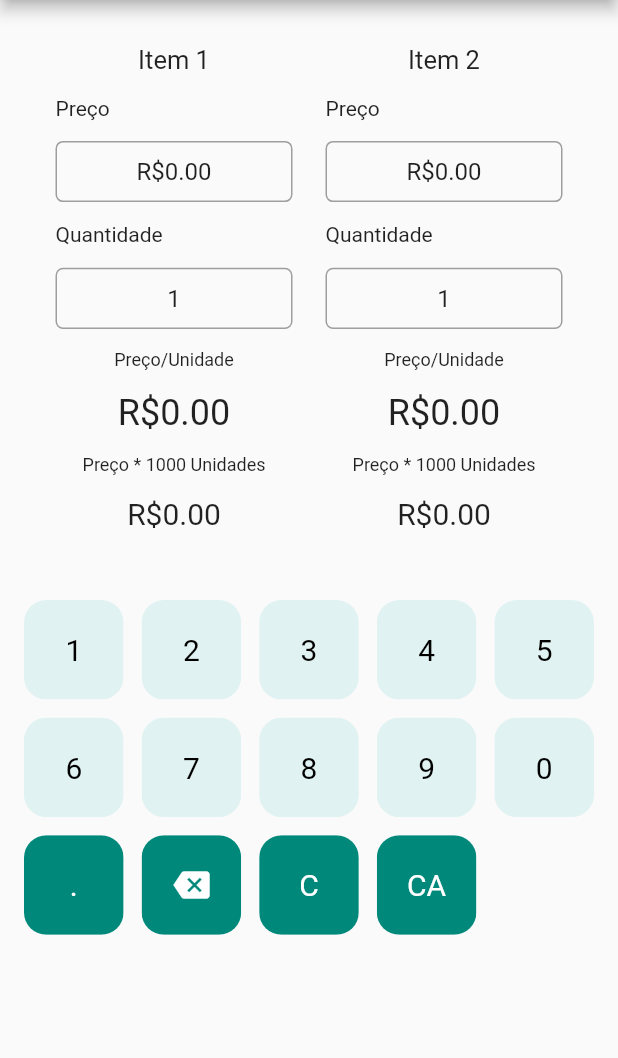
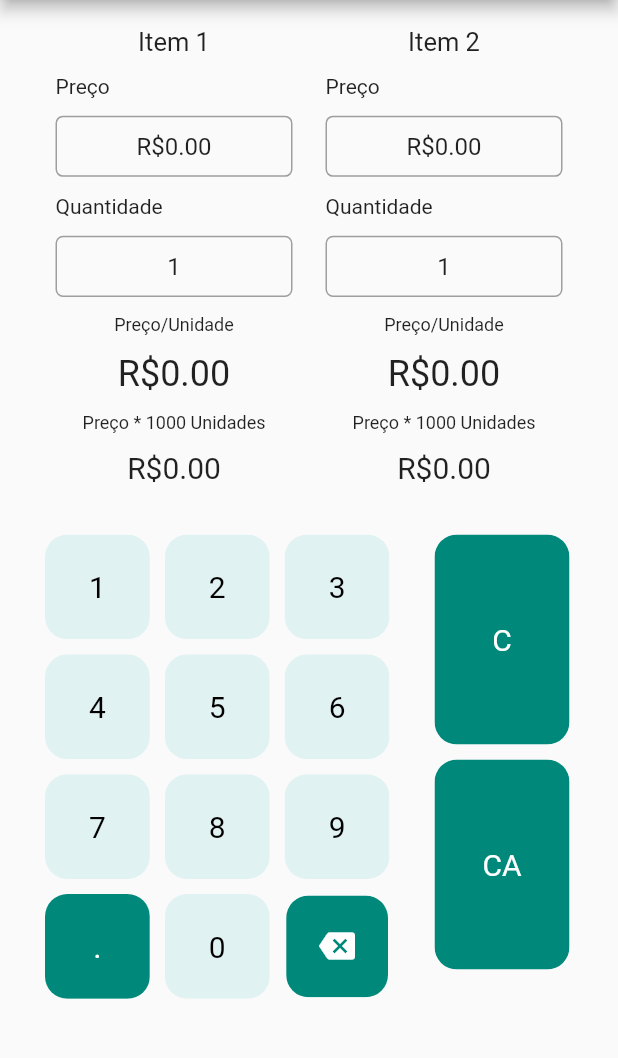
Before and after one commit to yamadathamine/compara_precos, a Flutter app: the screen it shows after launch, on a phone screen of 412 x 824 dp, the part 84-1142 px from its top. Run offline on Flutter 3.47's test engine with Material 2 defaults, Android fonts, the phone set to English and light mode, and no system bars; our stand-ins replace flutter_masked_text.

Commit message:
Botoes de clean ao lado

```diff
--- a/lib/buttons.dart
+++ b/lib/buttons.dart
@@ -13,7 +13,7 @@ class MyButton extends StatelessWidget {
     return GestureDetector(
         onTap: buttonTapped,
         child: Padding(
-          padding: const EdgeInsets.all(6.0),
+          padding: const EdgeInsets.all(5),
           child: ClipRRect(
             borderRadius: BorderRadius.circular(15),
             child: Container(
--- a/lib/main.dart
+++ b/lib/main.dart
@@ -59,17 +59,14 @@ class _MyHomePageState extends State<MyHomePage> {
     '7',
     '8',
     '9',
+    '.',
     '0',
-    '.',
     '<-',
-    'C',
-    'CA',
   ];
 
   String formataDinheiro(String valor) {
     MoneyMaskedTextController moneyMasked = new MoneyMaskedTextController(
         decimalSeparator: '.', thousandSeparator: ',', leftSymbol: 'R\$');
-
     moneyMasked.updateValue(double.parse(valor));
     return moneyMasked.text;
   }
@@ -80,12 +77,18 @@ class _MyHomePageState extends State<MyHomePage> {
     item2PriceFormated = formataDinheiro(item2Price);
 
     Widget buttonSection = Expanded(
-      flex: 1,
-      child: _buildDigitColumn(),
+      flex: 5,
+      child: Row(
+        mainAxisAlignment: MainAxisAlignment.center,
+        children: [
+          Expanded(flex: 6, child: _buildDigitColumn()),
+          Expanded(flex: 3, child: _buildCleanButtons()),
+        ],
+      ),
     );
 
     Widget itemSection = Expanded(
-        flex: 1,
+        flex: 4,
         child: Container(
           padding: const EdgeInsets.all(6.0),
           child: Row(
@@ -167,16 +170,40 @@ class _MyHomePageState extends State<MyHomePage> {
     return precoAtual;
   }
 
-  Container _buildDigitColumn() {
+  Container _buildCleanButtons() {
     return Container(
-        padding: EdgeInsets.all(10),
-        child: GridView.builder(
-          itemCount: buttons.length,
-          gridDelegate:
-              SliverGridDelegateWithFixedCrossAxisCount(crossAxisCount: 5),
-          itemBuilder: (BuildContext context, int index) {
-            if (index == 13) {
-              return MyButton(
+      padding: EdgeInsets.only(left: 10, right: 20, top: 10, bottom: 10),
+      child: Column(
+        crossAxisAlignment: CrossAxisAlignment.start,
+        children: [
+          Container(
+              height: 150,
+              width: 100,
+              child: MyButton(
+                buttonTapped: () {
+                  setState(() {
+                    if (itemSelecionado == 1) {
+                      item1Price = '0';
+                      item1PriceFormated = formataDinheiro(item1Price);
+                    } else if (itemSelecionado == 2) {
+                      item1Quantity = '0';
+                    } else if (itemSelecionado == 3) {
+                      item2Price = '0';
+                      item2PriceFormated = formataDinheiro(item2Price);
+                    } else if (itemSelecionado == 4) {
+                      item2Quantity = '0';
+                    }
+                    calculaPrecoUnidade();
+                  });
+                },
+                color: buttonColor1,
+                textColor: buttonTextColor1,
+                buttonText: 'C',
+              )),
+          Container(
+            height: 150,
+            width: 100,
+            child: MyButton(
               buttonTapped: () {
                 setState(() {
                   item1Price = '0';
@@ -192,9 +219,23 @@ class _MyHomePageState extends State<MyHomePage> {
               },
               color: buttonColor1,
               textColor: buttonTextColor1,
-                buttonText: buttons[index],
+              buttonText: 'CA',
+            ),
+          ),
+        ],
+      ),
     );
-            } else if (index == 10) {
+  }
+
+  Container _buildDigitColumn() {
+    return Container(
+        padding: EdgeInsets.only(left: 25, top: 10, right: 10, bottom: 10),
+        child: GridView.builder(
+          itemCount: buttons.length,
+          gridDelegate:
+              SliverGridDelegateWithFixedCrossAxisCount(crossAxisCount: 3),
+          itemBuilder: (BuildContext context, int index) {
+            if (index == 9) {
               //ponto
               return MyButton(
                 buttonTapped: () {
@@ -243,28 +284,6 @@ class _MyHomePageState extends State<MyHomePage> {
                 iconColor: buttonTextColor1,
                 icon: Icons.backspace,
               );
-            } else if (index == 12) {
-              return MyButton(
-                buttonTapped: () {
-                  setState(() {
-                    if (itemSelecionado == 1) {
-                      item1Price = '0';
-                      item1PriceFormated = formataDinheiro(item1Price);
-                    } else if (itemSelecionado == 2) {
-                      item1Quantity = '0';
-                    } else if (itemSelecionado == 3) {
-                      item2Price = '0';
-                      item2PriceFormated = formataDinheiro(item2Price);
-                    } else if (itemSelecionado == 4) {
-                      item2Quantity = '0';
-                    }
-                    calculaPrecoUnidade();
-                  });
-                },
-                color: buttonColor1,
-                textColor: buttonTextColor1,
-                buttonText: buttons[index],
-              );
             } else {
               return MyButton(
                 buttonTapped: () {
@@ -311,7 +330,7 @@ class _MyHomePageState extends State<MyHomePage> {
       margin: EdgeInsets.only(left: 5, right: 5),
       padding: EdgeInsets.all(5),
       constraints: BoxConstraints.expand(
-        height: Theme.of(context).textTheme.headline3.fontSize * 1.1 + 300.0,
+        height: Theme.of(context).textTheme.headline3.fontSize * 1.1 + 280.0,
         width: 170,
       ),
       child: Column(
```
Lines whose indentation alone changed are shown as unchanged.
